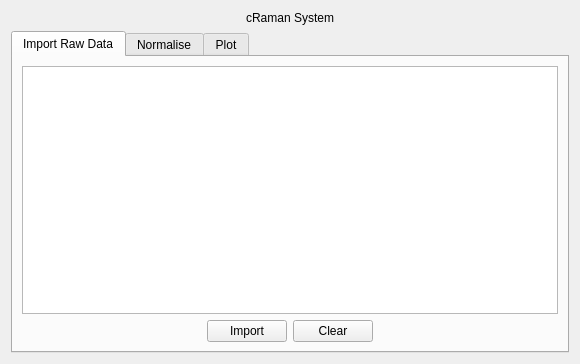
First picture: the form in ui_design/main.ui, repository jperusic/ICTProject, before the edit.
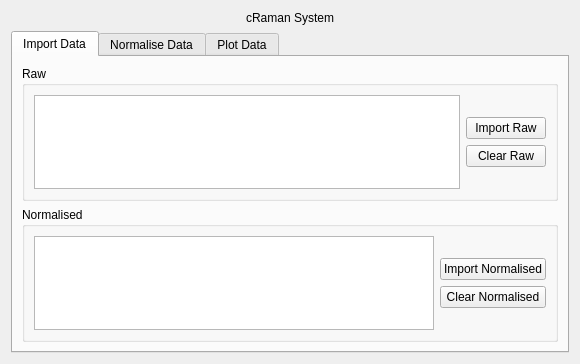
Second picture: the form after the edit. Custom widgets are drawn as their Qt base class.

```diff
--- a/ui_design/main.ui
+++ b/ui_design/main.ui
@@ -19,7 +19,7 @@
 }</string>
   </property>
   <layout class="QGridLayout" name="gridLayout">
-   <item row="0" column="0">
+   <item row="1" column="0">
     <layout class="QVBoxLayout" name="verticalLayout">
      <item>
       <widget class="QLabel" name="label_header">
@@ -38,25 +38,33 @@
        </property>
        <widget class="QWidget" name="tab_importer">
         <attribute name="title">
-         <string>Import Raw Data</string>
+         <string>Import Data</string>
         </attribute>
+        <layout class="QGridLayout" name="gridLayout_6">
+         <item row="1" column="0">
+          <layout class="QVBoxLayout" name="verticalLayout_6">
+           <item>
+            <widget class="QGroupBox" name="groupBox">
+             <property name="title">
+              <string>Raw</string>
+             </property>
         <layout class="QGridLayout" name="gridLayout_2">
          <item row="0" column="0">
-          <layout class="QVBoxLayout" name="verticalLayout_2">
-           <item>
-            <widget class="QTableWidget" name="table_files"/>
-           </item>
-           <item>
             <layout class="QHBoxLayout" name="horizontalLayout">
              <item>
+                 <widget class="QTableWidget" name="table_files"/>
+                </item>
+                <item>
+                 <layout class="QVBoxLayout" name="verticalLayout_2">
+                  <item>
               <spacer name="horizontalSpacer">
                <property name="orientation">
-                <enum>Qt::Horizontal</enum>
+                     <enum>Qt::Vertical</enum>
                </property>
                <property name="sizeHint" stdset="0">
                 <size>
-                 <width>40</width>
-                 <height>20</height>
+                      <width>20</width>
+                      <height>40</height>
                 </size>
                </property>
               </spacer>
@@ -64,31 +72,96 @@
              <item>
               <widget class="QPushButton" name="btn_import">
                <property name="text">
-                <string>Import</string>
+                     <string>Import Raw</string>
                </property>
               </widget>
              </item>
              <item>
               <widget class="QPushButton" name="btn_clear">
                <property name="text">
-                <string>Clear</string>
+                     <string>Clear Raw</string>
                </property>
               </widget>
              </item>
              <item>
               <spacer name="horizontalSpacer_2">
                <property name="orientation">
-                <enum>Qt::Horizontal</enum>
+                     <enum>Qt::Vertical</enum>
                </property>
                <property name="sizeHint" stdset="0">
                 <size>
-                 <width>40</width>
-                 <height>20</height>
+                      <width>20</width>
+                      <height>40</height>
                 </size>
                </property>
               </spacer>
              </item>
             </layout>
+                </item>
+               </layout>
+              </item>
+             </layout>
+            </widget>
+           </item>
+           <item>
+            <widget class="QGroupBox" name="groupBox_2">
+             <property name="title">
+              <string>Normalised</string>
+             </property>
+             <layout class="QGridLayout" name="gridLayout_5">
+              <item row="0" column="0">
+               <layout class="QHBoxLayout" name="horizontalLayout_4">
+                <item>
+                 <widget class="QTableWidget" name="table_nf"/>
+                </item>
+                <item>
+                 <layout class="QVBoxLayout" name="verticalLayout_5">
+                  <item>
+                   <spacer name="verticalSpacer">
+                    <property name="orientation">
+                     <enum>Qt::Vertical</enum>
+                    </property>
+                    <property name="sizeHint" stdset="0">
+                     <size>
+                      <width>20</width>
+                      <height>40</height>
+                     </size>
+                    </property>
+                   </spacer>
+                  </item>
+                  <item>
+                   <widget class="QPushButton" name="btn_inf">
+                    <property name="text">
+                     <string>Import Normalised</string>
+                    </property>
+                   </widget>
+                  </item>
+                  <item>
+                   <widget class="QPushButton" name="btn_inc">
+                    <property name="text">
+                     <string>Clear Normalised</string>
+                    </property>
+                   </widget>
+                  </item>
+                  <item>
+                   <spacer name="verticalSpacer_2">
+                    <property name="orientation">
+                     <enum>Qt::Vertical</enum>
+                    </property>
+                    <property name="sizeHint" stdset="0">
+                     <size>
+                      <width>20</width>
+                      <height>40</height>
+                     </size>
+                    </property>
+                   </spacer>
+                  </item>
+                 </layout>
+                </item>
+               </layout>
+              </item>
+             </layout>
+            </widget>
            </item>
           </layout>
          </item>
@@ -96,7 +169,7 @@
        </widget>
        <widget class="QWidget" name="tab_normalise">
         <attribute name="title">
-         <string>Normalise</string>
+         <string>Normalise Data</string>
         </attribute>
         <layout class="QGridLayout" name="gridLayout_3">
          <item row="0" column="0">
@@ -141,7 +214,7 @@
        </widget>
        <widget class="QWidget" name="tab_plot">
         <attribute name="title">
-         <string>Plot</string>
+         <string>Plot Data</string>
         </attribute>
         <layout class="QGridLayout" name="gridLayout_4">
          <item row="0" column="0">
```
Left out of the diff: 27 changed lines with no effect on the pictures. Lines whose indentation alone changed are shown as unchanged.
